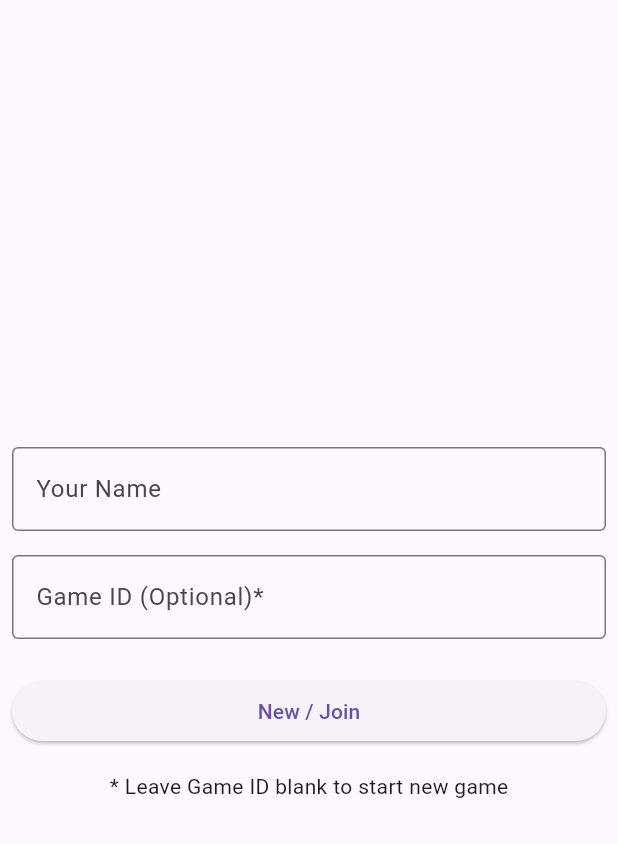
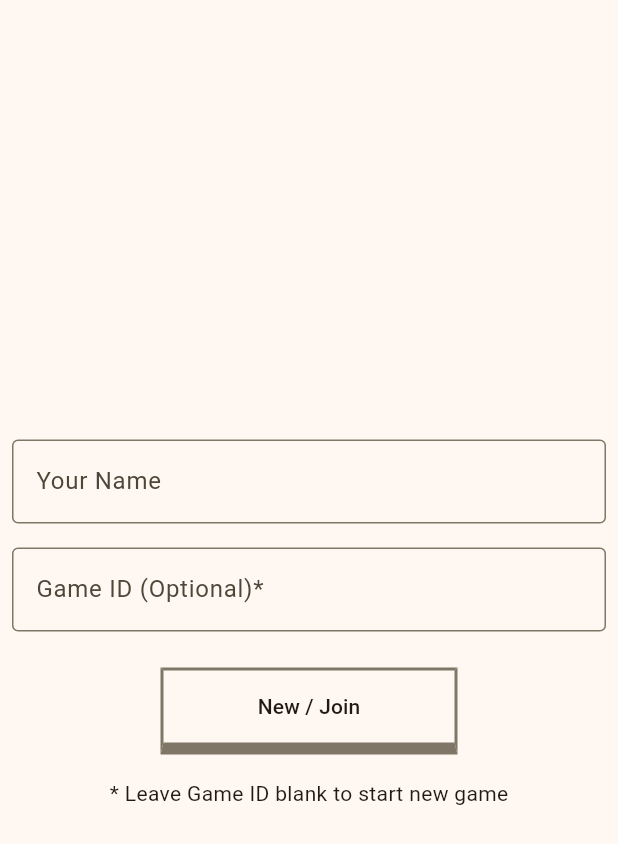
Before and after one commit to nikhils98/converge, a Flutter app: the screen it shows after launch, on a phone screen of 412 x 824 dp. Shown: the top 844 px of the screen. Run offline on Flutter 3.47's test engine with Material 3 defaults, Android fonts, the phone set to English and light mode, and no system bars.

Commit message:
use theme

```diff
--- a/lib/main.dart
+++ b/lib/main.dart
@@ -10,8 +10,27 @@ class MainApp extends StatelessWidget {
 
   @override
   Widget build(BuildContext context) {
-    return const MaterialApp(
-      home: HomeView(),
+    final lightColorScheme = ColorScheme.fromSeed(
+        seedColor: Colors.amber, brightness: Brightness.light);
+
+    final darkColorScheme = ColorScheme.fromSeed(
+        seedColor: Colors.amber, brightness: Brightness.dark);
+
+    return MaterialApp(
+      title: "Converge",
+      theme: getThemeData(lightColorScheme),
+      darkTheme: getThemeData(darkColorScheme),
+      home: const HomeView(),
+    );
+  }
+
+  ThemeData getThemeData(ColorScheme colorScheme) {
+    return ThemeData(
+      colorScheme: colorScheme,
+      textButtonTheme: TextButtonThemeData(
+          style: TextButton.styleFrom(
+        foregroundColor: colorScheme.onSurface,
+      )),
     );
   }
 }
--- a/lib/views/game_view.dart
+++ b/lib/views/game_view.dart
@@ -60,14 +60,18 @@ class PlayerCell extends StatelessWidget {
 
   @override
   Widget build(BuildContext context) {
-    var theme = Theme.of(context);
+    final theme = Theme.of(context);
 
-    var current = theme.textTheme.displaySmall;
-    var previous = theme.textTheme.bodyLarge;
+    final current = theme.textTheme.displaySmall;
+    final previous = theme.textTheme.bodyLarge;
+
+    final borderColor = theme.colorScheme.outline;
 
     return Expanded(
       child: Container(
-        decoration: BoxDecoration(border: Border.all(width: 0.1)),
+        decoration: BoxDecoration(
+          border: Border.all(width: 0.1, color: borderColor),
+        ),
         child: Padding(
           padding: const EdgeInsets.all(16),
           child: Column(
--- a/lib/views/home_view.dart
+++ b/lib/views/home_view.dart
@@ -1,6 +1,7 @@
 import 'package:converge/models/game.dart';
 import 'package:converge/models/player.dart';
 import 'package:converge/views/game_view.dart';
+import 'package:converge/widgets/button.dart';
 import 'package:flutter/material.dart';
 
 class HomeView extends StatefulWidget {
@@ -35,9 +36,15 @@ class _HomeViewState extends State<HomeView> {
               const SizedBox(
                 height: 16,
               ),
-              SizedBox(
-                  width: double.infinity,
-                  child: ElevatedButton(
+              Row(
+                children: [
+                  const Expanded(
+                    child: SizedBox(),
+                  ),
+                  Expanded(
+                    flex: 2,
+                    child: Button(
+                      text: "New / Join",
                       onPressed: () async {
                         var player = Player(name: _name, isMe: true);
                         Game game;
@@ -60,7 +67,13 @@ class _HomeViewState extends State<HomeView> {
                                       game: game,
                                     )));
                       },
-                      child: const Text("New / Join"))),
+                    ),
+                  ),
+                  const Expanded(
+                    child: SizedBox(),
+                  )
+                ],
+              ),
               const SizedBox(
                 height: 16,
               ),
--- /dev/null
+++ b/lib/widgets/button.dart
@@ -0,0 +1,40 @@
+import 'package:flutter/material.dart';
+
+class Button extends StatelessWidget {
+  const Button({super.key, required this.text, required this.onPressed});
+
+  final String text;
+  final Function() onPressed;
+
+  @override
+  Widget build(BuildContext context) {
+    final borderColor = Theme.of(context).colorScheme.outline;
+
+    final borderSide = BorderSide(
+      width: 2,
+      color: borderColor,
+    );
+
+    return Container(
+      decoration: BoxDecoration(
+        border: Border(
+          top: borderSide,
+          left: borderSide,
+          right: borderSide,
+          bottom: BorderSide(width: 8, color: borderColor),
+        ),
+      ),
+      child: TextButton(
+        style: TextButton.styleFrom(
+          shape: const RoundedRectangleBorder(
+            borderRadius: BorderRadius.zero,
+          ),
+        ),
+        onPressed: onPressed,
+        child: Text(
+          text,
+        ),
+      ),
+    );
+  }
+}
```
